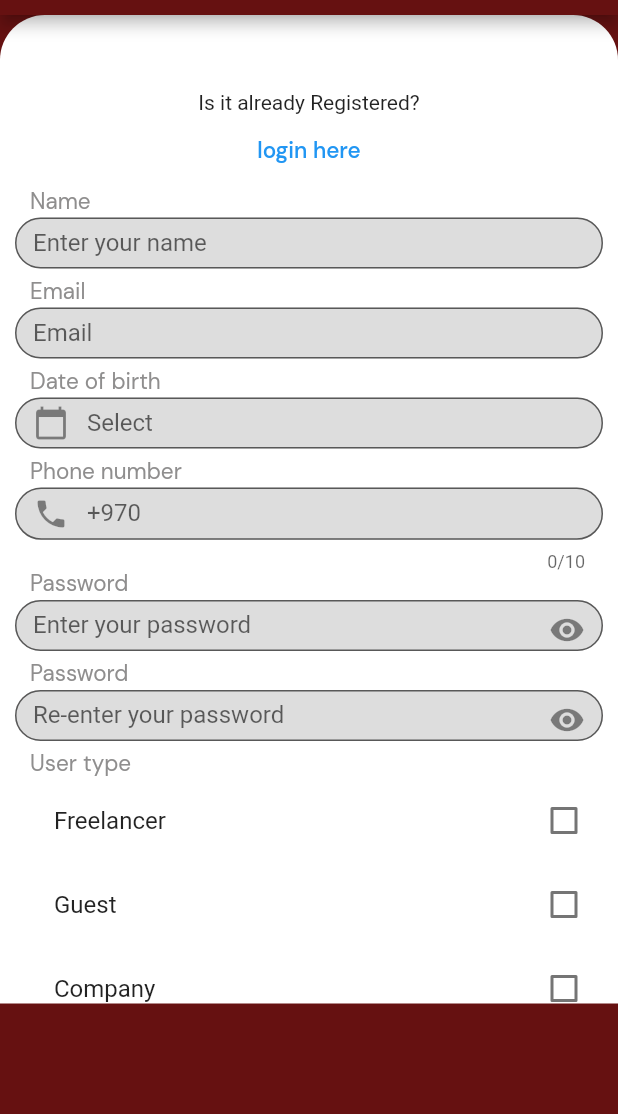
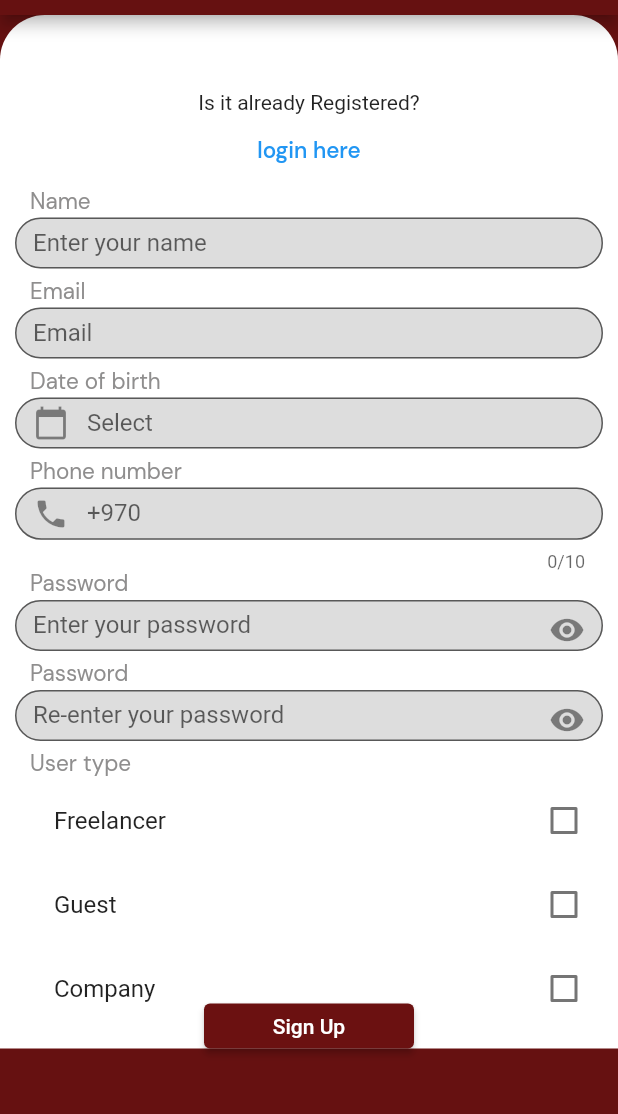
Before and after one commit to zreaqqasem/graduation, a Flutter app: the screen it shows after launch, after a tap on "Create a new account", on a phone screen of 412 x 824 dp, the part 69-1183 px from its top. Run offline on Flutter 3.47's test engine with Material 2 defaults, Android fonts, the phone set to English and light mode, and no system bars; our stand-ins replace cloud_firestore, firebase_auth, firebase_core; missing offline and left inert: code_input, flutter_pin_code_fields; accounts and stored records are empty.

```diff
--- a/Desktop/graduation_project/lib/Screens/Login/Login.dart
+++ b/Desktop/graduation_project/lib/Screens/Login/Login.dart
@@ -1,22 +1,9 @@
 import 'dart:ui';
 
+import 'package:firebase_core/firebase_core.dart';
 import 'package:flutter/material.dart';
 import 'package:untitled/Screens/ForgetPassword/ForgetPassword.dart';
 import 'package:untitled/Screens/SignUp/SiguUp.dart';
-
-void main() {
-  runApp(MyApp());
-}
-
-class MyApp extends StatelessWidget {
-  @override
-  Widget build(BuildContext context) {
-    return MaterialApp(
-      debugShowCheckedModeBanner: false,
-      home: LoginDemo(),
-    );
-  }
-}
 
 class LoginDemo extends StatefulWidget {
   @override
--- a/Desktop/graduation_project/lib/Screens/SignUp/SiguUp.dart
+++ b/Desktop/graduation_project/lib/Screens/SignUp/SiguUp.dart
@@ -4,6 +4,8 @@ import 'package:flutter/material.dart';
 import 'package:flutter/services.dart';
 import 'package:untitled/Screens/ForgetPassword/ForgetPassword.dart';
 import 'package:untitled/Screens/Login/Login.dart';
+
+import '../../Services/firebase_auth_service.dart';
 
 void main() {
   runApp(MyApp());
@@ -33,6 +35,7 @@ class _SignUpState extends State<SignUp> {
     'Guest': false,
     'Company': false,
   };
+  HostFireBaseAuth firebase = HostFireBaseAuth();
   //bool guest = false;
   //bool company = false;
   @override
@@ -53,7 +56,7 @@ class _SignUpState extends State<SignUp> {
         ),
         backgroundColor: Color.fromRGBO(102, 17, 17, 1),
         body: SafeArea(
-            child: Column(children: <Widget>[
+            child: ListView(children: <Widget>[
           Container(
             decoration: BoxDecoration(
               borderRadius: BorderRadius.only(
@@ -94,10 +97,11 @@ class _SignUpState extends State<SignUp> {
                         ),
                       ),
                       onPressed: () {
-                      Navigator.push(context,
-                          MaterialPageRoute(builder: (context) => LoginDemo()));
-                    },
-                  ),
+                        Navigator.push(
+                            context,
+                            MaterialPageRoute(
+                                builder: (context) => LoginDemo()));
+                      }),
                   Container(
                     alignment: Alignment.centerLeft,
                     padding: const EdgeInsets.only(left: 20.0),
@@ -355,6 +359,28 @@ class _SignUpState extends State<SignUp> {
                       }).toList(),
                     ),
                   ),
+                  Container(
+                    height: 30,
+                    width: 160,
+                    padding: const EdgeInsets.fromLTRB(10, 0, 10, 0),
+                    child: ElevatedButton(
+                      style: ElevatedButton.styleFrom(
+                        primary: Color.fromRGBO(107, 17, 17, 1),
+                      ),
+                      child: const Text('Sign Up'),
+                      onPressed: () {
+                        firebase.signUpWithEmail(
+                            "test@gmail.com",
+                            "123456",
+                            "user1",
+                            "0598855555",
+                            1,
+                            "Hi, welcome to my profile",
+                            "Engineer",
+                            "Worked on many projects");
+                      },
+                    ),
+                  ),
                 ],
                 mainAxisAlignment: MainAxisAlignment.start,
               ),
--- /dev/null
+++ b/Desktop/graduation_project/lib/main.dart
@@ -0,0 +1,21 @@
+import 'dart:ui';
+
+import 'package:firebase_core/firebase_core.dart';
+import 'package:flutter/material.dart';
+
+import 'Screens/Login/Login.dart';
+
+Future<void> main() async {
+  await Firebase.initializeApp();
+  runApp(MyApp());
+}
+
+class MyApp extends StatelessWidget {
+  @override
+  Widget build(BuildContext context) {
+    return MaterialApp(
+      debugShowCheckedModeBanner: false,
+      home: LoginDemo(),
+    );
+  }
+}
--- a/Desktop/graduation_project/pubspec.yaml
+++ b/Desktop/graduation_project/pubspec.yaml
@@ -31,7 +31,9 @@ environment:
 dependencies:
   flutter:
     sdk: flutter
-
+  firebase_core: ^2.3.0
+  cloud_firestore: ^4.1.0
+  firebase_auth: ^4.1.4
 
   # The following adds the Cupertino Icons font to your application.
   # Use with the CupertinoIcons class for iOS style icons.
```
Also changed, not shown: Desktop/graduation_project/lib/Services/firebase_auth_service.dart (added, +56 -0 lines), Desktop/graduation_project/pubspec.lock, 3 other files. Lines whose indentation alone changed are shown as unchanged.
